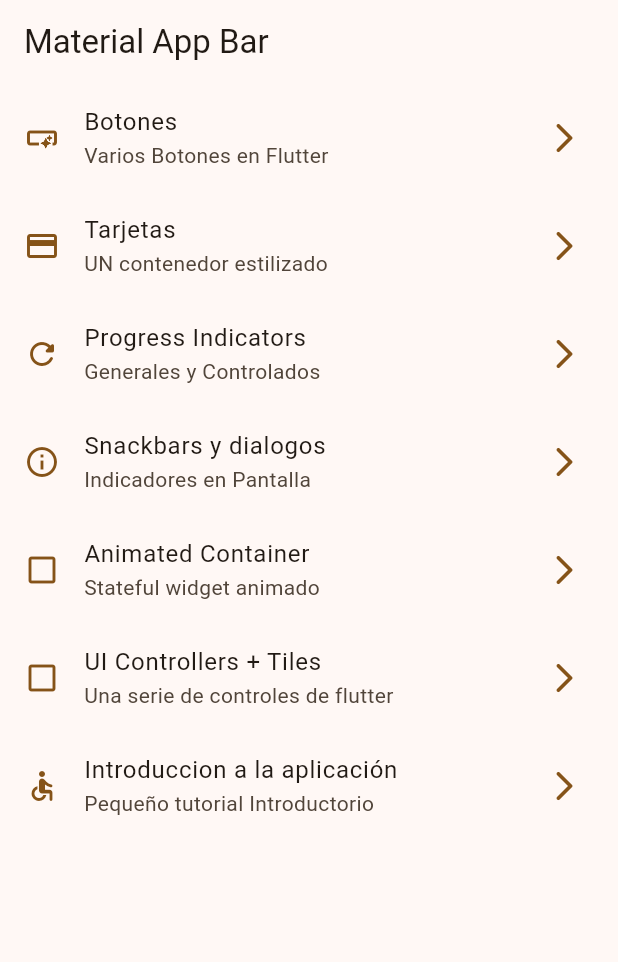
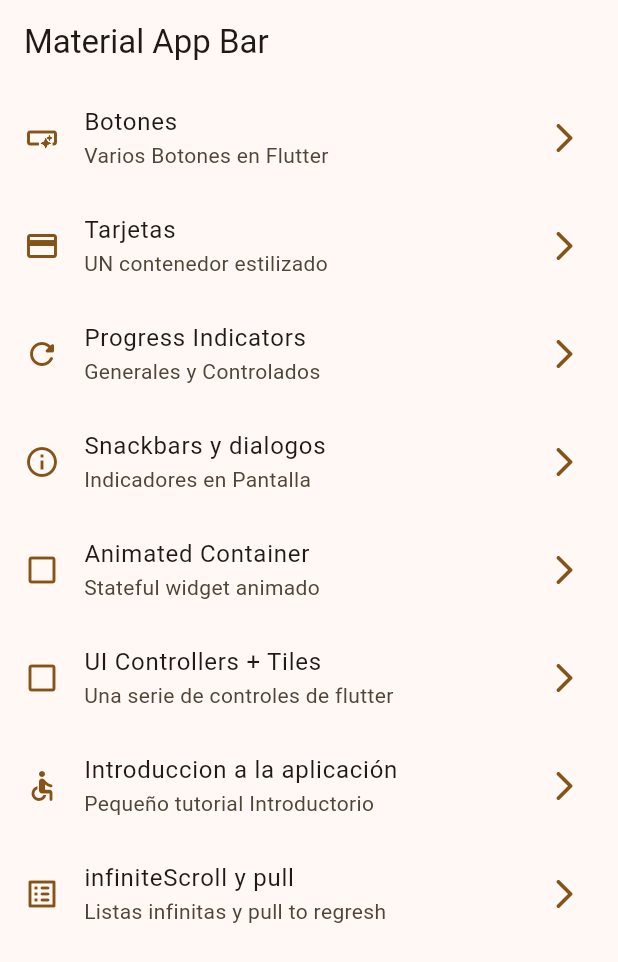
Before and after one commit to MiltonDanielhch/proyecto_tres, a Flutter app: the screen it shows after launch, on a phone screen of 412 x 824 dp. Shown: the top 962 px of the screen. Run offline on Flutter 3.47's test engine with Material 3 defaults, Android fonts, the phone set to English and light mode, and no system bars; our stand-ins replace animate_do, go_router.

Commit message:
inicio InfiniteScroll

```diff
--- a/lib/config/menu/menu_items.dart
+++ b/lib/config/menu/menu_items.dart
@@ -49,4 +49,10 @@ const appMenuItems = <MenuItem>[
       subTitle: 'Pequeño tutorial Introductorio',
       link: '/tutorial',
       icon: Icons.accessible_rounded),
+  MenuItem(
+    title: 'infiniteScroll y pull',
+    subTitle: 'Listas infinitas y pull to regresh',
+    link: '/infinite',
+    icon: Icons.list_alt_rounded,
+  )
 ];
--- a/lib/config/router/app_router.dart
+++ b/lib/config/router/app_router.dart
@@ -45,5 +45,10 @@ final appRoute = GoRouter(
       name: AppTutorialScreen.name,
       builder: (context, state) => const AppTutorialScreen(),
     ),
+    GoRoute(
+      path: '/infinite',
+      name: InfiniteScroolScreen.name,
+      builder: (context, state) => const InfiniteScroolScreen(),
+    )
   ],
 );
```
Also changed, not shown: lib/presentation/screens/infinite_scroll/infinite_scrool_screen.dart (+33 -2 lines).
